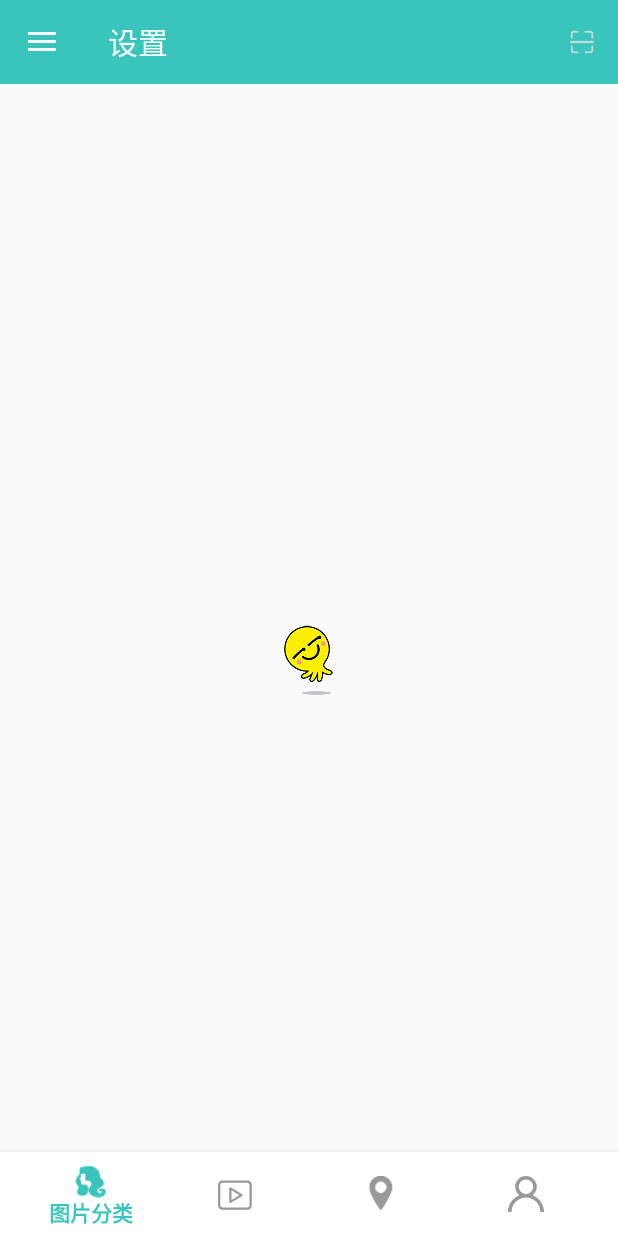
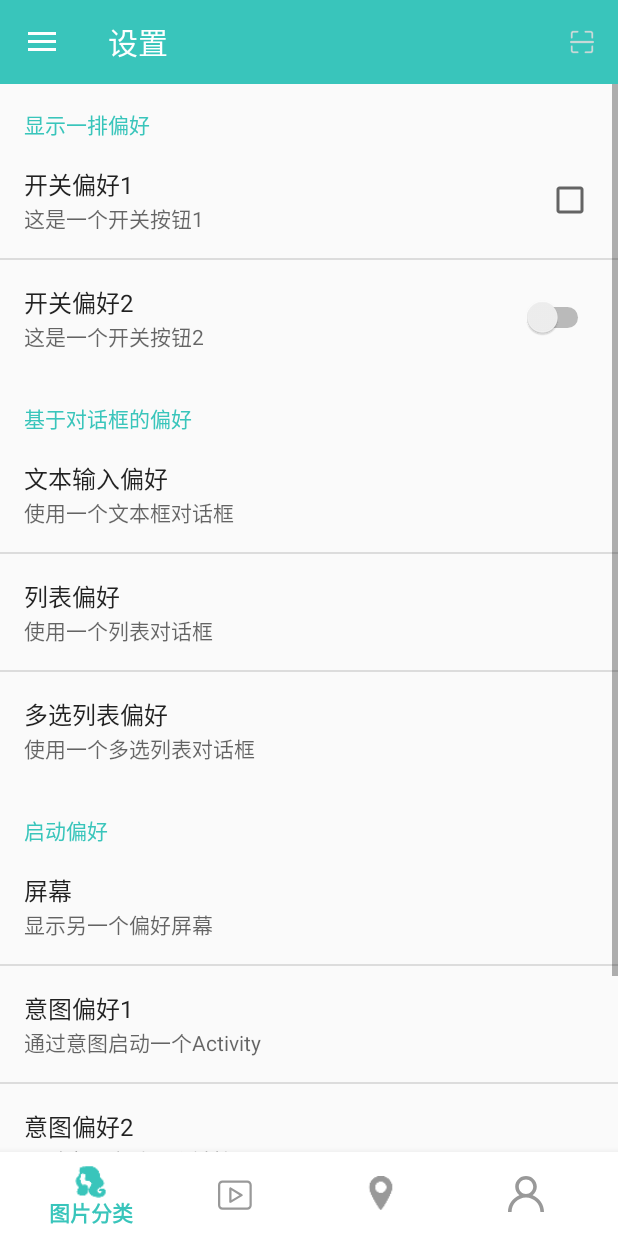
Before and after one commit to 1097919195/RegularOne, an Android app: the screen it shows after launch (MainActivity), in the side drawer, after a tap on "设置", on a phone screen of 412 x 824 dp. Run offline under Robolectric (Android 15) with nearby library versions, the phone set to English and light mode, and no system bars; our stand-ins replace ButterKnife, RxJava; libraries missing offline, so code that uses them is left out: com.chad.library, com.github.library, com.lcodecore.tkrefreshlayout, com.liulishuo.filedownloader, com.orhanobut.logger and 7 more; network calls fail; pictures from the network do not load; 45 statements that could not run were skipped.

Commit message:
偏好设置

```diff
--- a/app/src/main/java/zjl/example/com/regularone/ui/activity/MainActivity.java
+++ b/app/src/main/java/zjl/example/com/regularone/ui/activity/MainActivity.java
@@ -1,6 +1,7 @@
 package zjl.example.com.regularone.ui.activity;
 
 import android.app.Dialog;
+import android.app.FragmentManager;
 import android.content.Intent;
 import android.content.pm.ActivityInfo;
 import android.graphics.Bitmap;
@@ -66,6 +67,7 @@ import zjl.example.com.regularone.ui.fragment.AboutFragment;
 import zjl.example.com.regularone.ui.fragment.MineFragment;
 import zjl.example.com.regularone.ui.fragment.NewsMainFragment;
 import zjl.example.com.regularone.ui.fragment.NavigationFragment;
+import zjl.example.com.regularone.ui.fragment.PreferenceSettingFragment;
 import zjl.example.com.regularone.ui.main.contract.MainContract;
 import zjl.example.com.regularone.ui.main.module.MainModule;
 import zjl.example.com.regularone.ui.main.presenter.MainPresenter;
@@ -76,6 +78,8 @@ import zjl.example.com.regularone.widget.BottomNavigationViewEx;
 
 public class MainActivity extends BaseActivity<MainPresenter,MainModule> implements MainContract.View, NavigationView.OnNavigationItemSelectedListener {
 
+    @BindView(R.id.ivLoadView)
+    ImageView ivLoadView;
     @BindView(R.id.locationNow)
     TextView locationNow;
     @BindView(R.id.weather_condition)
@@ -95,6 +99,7 @@ public class MainActivity extends BaseActivity<MainPresenter,MainModule> impleme
     AboutFragment aboutFragment;
     MineFragment mineFragment;
     NavigationFragment navigationFragment;
+    PreferenceSettingFragment settingFragment;
 
     ImageView photo;
     private HighLight mHightLight;
@@ -227,6 +232,11 @@ public class MainActivity extends BaseActivity<MainPresenter,MainModule> impleme
 
     private void selectFragment(int position) {
         FragmentTransaction transaction = getSupportFragmentManager().beginTransaction();
+        android.app.FragmentTransaction transactionWithPre = getFragmentManager().beginTransaction();//注意PreferenceFragment使用的包不同
+
+        if (position != R.id.nav_menu_setting) {
+            ivLoadView.setVisibility(View.VISIBLE);
+        }
         switch (position) {
             //主页兼侧滑的图片分类
             case R.id.nav_menu_picture:
@@ -237,6 +247,7 @@ public class MainActivity extends BaseActivity<MainPresenter,MainModule> impleme
                 transaction.hide(aboutFragment);
                 transaction.hide(mineFragment);
                 transaction.hide(navigationFragment);
+                transactionWithPre.hide(settingFragment);
                 break;
                 //视频专区
             case 1:
@@ -245,6 +256,7 @@ public class MainActivity extends BaseActivity<MainPresenter,MainModule> impleme
                 transaction.hide(aboutFragment);
                 transaction.hide(mineFragment);
                 transaction.hide(navigationFragment);
+                transactionWithPre.hide(settingFragment);
                 break;
                 //文档分类
             case 2:
@@ -253,6 +265,7 @@ public class MainActivity extends BaseActivity<MainPresenter,MainModule> impleme
                 transaction.hide(aboutFragment);
                 transaction.hide(mineFragment);
                 transaction.show(navigationFragment);
+                transactionWithPre.hide(settingFragment);
                 break;
                 //我的
             case 3:
@@ -261,6 +274,7 @@ public class MainActivity extends BaseActivity<MainPresenter,MainModule> impleme
                 transaction.hide(aboutFragment);
                 transaction.show(mineFragment);
                 transaction.hide(navigationFragment);
+                transactionWithPre.hide(settingFragment);
                 break;
             case R.id.nav_menu_search:
                 Intent intent = new Intent(this, SearchActivity.class);
@@ -273,6 +287,7 @@ public class MainActivity extends BaseActivity<MainPresenter,MainModule> impleme
                 transaction.hide(aboutFragment);
                 transaction.hide(mineFragment);
                 transaction.hide(navigationFragment);
+                transactionWithPre.hide(settingFragment);
                 break;
             case R.id.nav_menu_favorite:
                 fab.hide();
@@ -281,6 +296,7 @@ public class MainActivity extends BaseActivity<MainPresenter,MainModule> impleme
                 transaction.hide(aboutFragment);
                 transaction.hide(mineFragment);
                 transaction.hide(navigationFragment);
+                transactionWithPre.hide(settingFragment);
                 break;
             case R.id.nav_menu_setting:
                 fab.hide();
@@ -289,6 +305,10 @@ public class MainActivity extends BaseActivity<MainPresenter,MainModule> impleme
                 transaction.hide(aboutFragment);
                 transaction.hide(mineFragment);
                 transaction.hide(navigationFragment);
+                transactionWithPre.show(settingFragment);
+                // TODO: 2018/12/17 0017
+                // 这个偏好fragment好像不会覆盖，所以需要把这里的加载动画隐藏（这里有空最好实现一下整体的封装，这里是简单的添加在了MainActivity中）
+                ivLoadView.setVisibility(View.GONE);
                 break;
             case R.id.nav_menu_about:
                 fab.hide();
@@ -297,11 +317,13 @@ public class MainActivity extends BaseActivity<MainPresenter,MainModule> impleme
                 transaction.show(aboutFragment);
                 transaction.hide(mineFragment);
                 transaction.hide(navigationFragment);
+                transactionWithPre.hide(settingFragment);
                 break;
             default:
                 break;
         }
         transaction.commitAllowingStateLoss();
+        transactionWithPre.commitAllowingStateLoss();
     }
 
     private void initHighLight() {
@@ -405,6 +427,7 @@ public class MainActivity extends BaseActivity<MainPresenter,MainModule> impleme
         aboutFragment = new AboutFragment();
         mineFragment = new MineFragment();
         navigationFragment = new NavigationFragment();
+        settingFragment = new PreferenceSettingFragment();
         transaction.add(R.id.rl_body, newsMainFragment, "newsMainFragment");
         transaction.add(R.id.rl_body, aboutFragment, "aboutFragment");
         transaction.add(R.id.rl_body, mineFragment, "mineFragment");
@@ -413,11 +436,15 @@ public class MainActivity extends BaseActivity<MainPresenter,MainModule> impleme
         transaction.hide(mineFragment);
         transaction.hide(navigationFragment);
         transaction.commit();
+
+        android.app.FragmentTransaction transactionWithPre = getFragmentManager().beginTransaction();
+        transactionWithPre.add(R.id.rl_body, settingFragment, "settingFragment");
+        transactionWithPre.hide(settingFragment);
+        transactionWithPre.commit();
     }
 
     private void loadingViewTest() {
-        ImageView imageView = (ImageView) findViewById(R.id.ivLoadView);
-        AnimationDrawable animationDrawable = (AnimationDrawable) imageView.getDrawable();
+        AnimationDrawable animationDrawable = (AnimationDrawable) ivLoadView.getDrawable();
         animationDrawable.start();
     }
 
--- /dev/null
+++ b/app/src/main/java/zjl/example/com/regularone/ui/fragment/PreferenceSettingFragment.java
@@ -0,0 +1,60 @@
+package zjl.example.com.regularone.ui.fragment;
+
+import android.content.SharedPreferences;
+import android.os.Bundle;
+import android.preference.CheckBoxPreference;
+import android.preference.Preference;
+import android.preference.PreferenceFragment;
+import android.preference.PreferenceManager;
+import android.preference.SwitchPreference;
+import android.support.annotation.Nullable;
+import android.view.LayoutInflater;
+import android.view.View;
+import android.view.ViewGroup;
+import android.widget.ListView;
+import android.widget.Toast;
+
+import zjl.example.com.regularone.R;
+
+public class PreferenceSettingFragment extends PreferenceFragment implements Preference.OnPreferenceClickListener, Preference.OnPreferenceChangeListener {
+
+    //修改背景色
+//    @Override
+//    public View onCreateView(LayoutInflater inflater, ViewGroup container, Bundle savedInstanceState) {
+//        View view = super.onCreateView(inflater, container, savedInstanceState);
+//        ListView lv = (ListView)view.findViewById(android.R.id.list);
+//        lv.setBackgroundColor(getResources().getColor(R.color.alpha_05_black));
+//        return view;
+//    }
+
+    private SharedPreferences prefs;
+
+    @Override
+    public void onCreate(@Nullable Bundle savedInstanceState) {
+        super.onCreate(savedInstanceState);
+        addPreferencesFromResource(R.xml.preferences);
+
+        prefs=PreferenceManager.getDefaultSharedPreferences(getActivity());
+        Boolean checkbox=prefs.getBoolean("checkbox_preference",false);
+        Toast.makeText(getActivity(), ""+checkbox, Toast.LENGTH_SHORT).show();
+
+        CheckBoxPreference cp=(CheckBoxPreference)findPreference("checkbox_preference");
+        SwitchPreference sp=(SwitchPreference)findPreference("switch_preference");
+        cp.setOnPreferenceClickListener(this);
+        sp.setOnPreferenceChangeListener(this);
+    }
+
+    @Override
+    public boolean onPreferenceChange(Preference preference, Object newValue) {
+        Toast.makeText(getActivity(), "开关按钮2的值是："+newValue, Toast.LENGTH_SHORT).show();
+        return true;
+    }
+
+    @Override
+    public boolean onPreferenceClick(Preference preference) {
+        Boolean checkboxValue=prefs.getBoolean(preference.getKey(),false);
+        Toast.makeText(getActivity(), "开关按钮1的值是："+checkboxValue, Toast.LENGTH_SHORT).show();
+        return true;
+    }
+
+}
--- a/app/src/main/res/values/arrays_news.xml
+++ b/app/src/main/res/values/arrays_news.xml
@@ -8,4 +8,20 @@
         <item>军事</item>
         <item>体育</item>
     </string-array>
+
+    <string-array name="entries_list_preference">
+        <item>a</item>
+        <item>b</item>
+        <item>c</item>
+        <item>d</item>
+        <item>e</item>
+    </string-array>
+    <string-array name="entryvalues_list_preference">
+        <item>1</item>
+        <item>2</item>
+        <item>3</item>
+        <item>4</item>
+        <item>5</item>
+    </string-array>
+
 </resources>
--- a/app/src/main/res/xml/preferences.xml
+++ b/app/src/main/res/xml/preferences.xml
@@ -1,20 +1,89 @@
 <?xml version="1.0" encoding="utf-8"?>
-<PreferenceScreen xmlns:android="http://schemas.android.com/apk/res/android">
-    <Preference android:key="theme_switch"
-        android:title="@string/pref_title_theme_switch"/>
-    <CheckBoxPreference android:key="enable_no_image_mode"
-        android:title="@string/pref_title_no_image_mode"
-        android:summary="@string/pref_summary_no_image_mode"
-        android:defaultValue="false"/>
-    <Preference android:key="clear_cache"
-        android:title="@string/pref_title_clear_cache"/>
-    <Preference android:key="version_info"
-        android:title="@string/pref_title_version_info"
-        android:summary="@string/pref_summary_version_info"/>
-    <Preference android:key="change_log"
-        android:title="@string/pref_title_change_log"/>
-    <Preference android:key="open_source_libraries"
-        android:title="@string/pref_title_open_source_libraries" />
-    <Preference android:key="about"
-        android:title="@string/pref_title_about"/>
+<PreferenceScreen
+    xmlns:android="http://schemas.android.com/apk/res/android">
+
+    <PreferenceCategory
+        android:title="显示一排偏好">
+        <CheckBoxPreference
+            android:key="checkbox_preference"
+            android:title="开关偏好1"
+            android:summary="这是一个开关按钮1" />
+        <SwitchPreference
+            android:key="switch_preference"
+            android:title="开关偏好2"
+            android:summary="这是一个开关按钮2" />
+    </PreferenceCategory>
+
+    <PreferenceCategory
+        android:title="基于对话框的偏好">
+        <EditTextPreference
+            android:key="edittext_preference"
+            android:title="文本输入偏好"
+            android:summary="使用一个文本框对话框"
+            android:dialogTitle="输入你的宠物" />
+        <ListPreference
+            android:key="list_preference"
+            android:title="列表偏好"
+            android:summary="使用一个列表对话框"
+            android:entries="@array/entries_list_preference"
+            android:entryValues="@array/entryvalues_list_preference"
+            android:dialogTitle="选择一个" />
+        <MultiSelectListPreference
+            android:title="多选列表偏好"
+            android:key="multiSelectList_preference"
+            android:summary="使用一个多选列表对话框"
+            android:entries="@array/entries_list_preference"
+            android:entryValues="@array/entryvalues_list_preference"
+            android:dialogTitle="选择几个" />
+    </PreferenceCategory>
+
+    <PreferenceCategory
+        android:title="启动偏好">
+        <PreferenceScreen
+            android:key="screen_preference"
+            android:title="屏幕"
+            android:summary="显示另一个偏好屏幕">
+
+            <!-- You can place more preferences here that will be shown on the next screen. -->
+            <CheckBoxPreference
+                android:key="next_screen_checkbox_preference"
+                android:title="开关偏好"
+                android:summary="另一个屏幕上的偏好" />
+        </PreferenceScreen>
+
+        <PreferenceScreen
+            android:title="意图偏好1"
+            android:summary="通过意图启动一个Activity">
+            <intent
+                android:targetClass="com.ttt.zhihudaily.activity.FavouriteActivity"
+                android:targetPackage="com.ttt.zhihudaily"/>
+        </PreferenceScreen>
+
+        <PreferenceScreen
+            android:title="意图偏好2"
+            android:summary="通过意图启动一个链接">
+            <intent android:action="android.intent.action.VIEW"
+                android:data="http://www.baidu.com" />
+        </PreferenceScreen>
+    </PreferenceCategory>
+
+    <PreferenceCategory
+        android:title="偏好属性">
+        <CheckBoxPreference
+            android:key="parent_checkbox_preference"
+            android:title="父开关"
+            android:summary="这是一个父开关" />
+        <CheckBoxPreference
+            android:key="child_checkbox_preference1"
+            android:dependency="parent_checkbox_preference"
+            android:layout="?android:attr/preferenceLayoutChild"
+            android:title="子开关1"
+            android:summary="这是一个子开关" />
+        <CheckBoxPreference
+            android:key="child_checkbox_preference2"
+            android:dependency="parent_checkbox_preference"
+            android:layout="?android:attr/preferenceLayoutChild"
+            android:title="子开关2"
+            android:summary="这是一个子开关" />
+    </PreferenceCategory>
 </PreferenceScreen>
```
